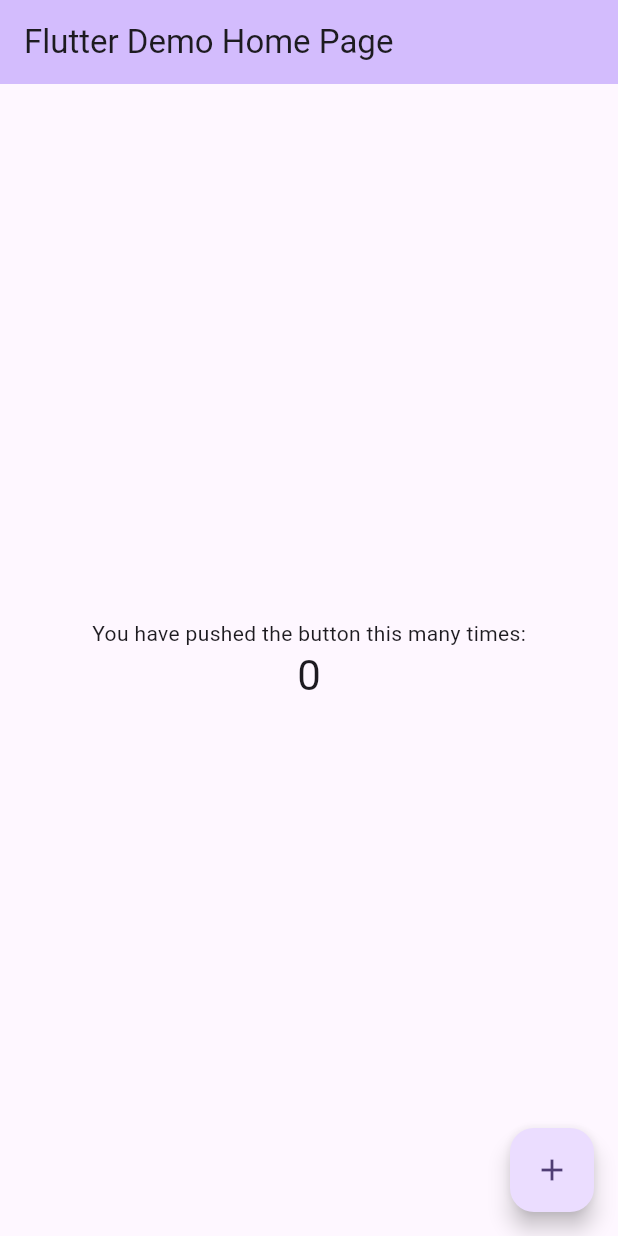
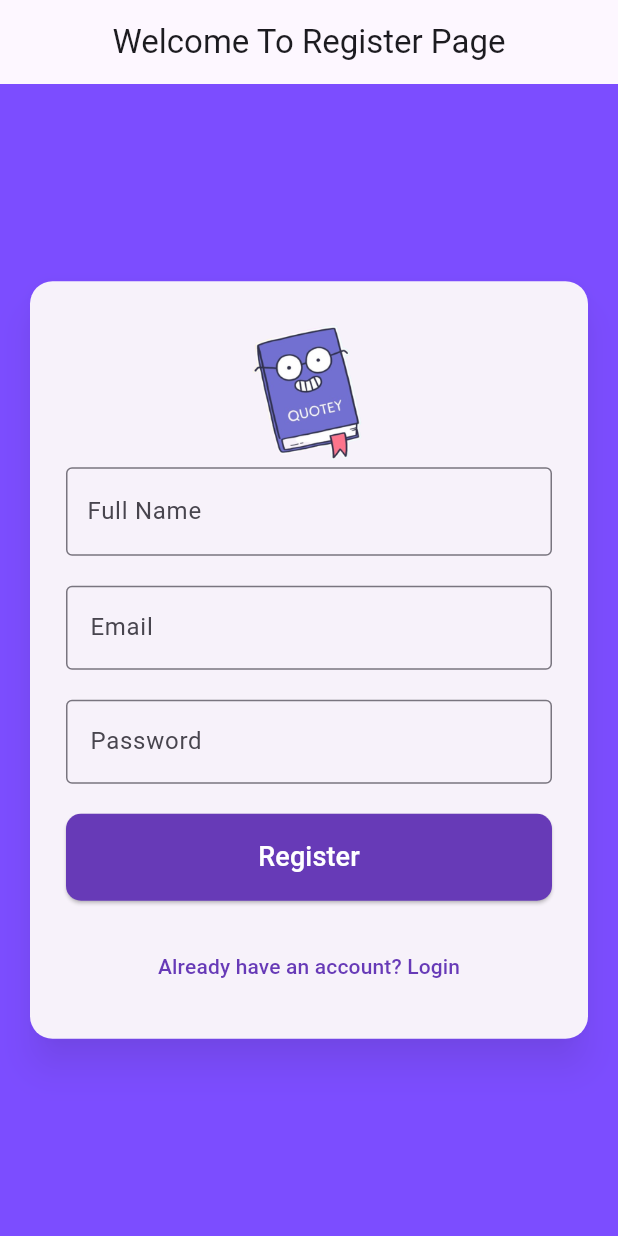
Before and after one commit to movindu477/PageTurner-App, a Flutter app: the screen it shows after launch, on a phone screen of 412 x 824 dp. Run offline on Flutter 3.47's test engine with Material 3 defaults, Android fonts, the phone set to English and light mode, and no system bars.

Commit message:
our new app on gihub

```diff
--- a/lib/main.dart
+++ b/lib/main.dart
@@ -1,4 +1,5 @@
 import 'package:flutter/material.dart';
+import 'registration_page.dart'; // Import the registration page
 
 void main() {
   runApp(const MyApp());
@@ -7,116 +8,54 @@ void main() {
 class MyApp extends StatelessWidget {
   const MyApp({super.key});
 
-  // This widget is the root of your application.
   @override
   Widget build(BuildContext context) {
     return MaterialApp(
-      title: 'Flutter Demo',
+      debugShowCheckedModeBanner: false,
+      title: 'Quotey',
       theme: ThemeData(
-        // This is the theme of your application.
-        //
-        // TRY THIS: Try running your application with "flutter run". You'll see
-        // the application has a purple toolbar. Then, without quitting the app,
-        // try changing the seedColor in the colorScheme below to Colors.green
-        // and then invoke "hot reload" (save your changes or press the "hot
-        // reload" button in a Flutter-supported IDE, or press "r" if you used
-        // the command line to start the app).
-        //
-        // Notice that the counter didn't reset back to zero; the application
-        // state is not lost during the reload. To reset the state, use hot
-        // restart instead.
-        //
-        // This works for code too, not just values: Most code changes can be
-        // tested with just a hot reload.
-        colorScheme: ColorScheme.fromSeed(seedColor: Colors.deepPurple),
+        colorScheme: ColorScheme.fromSeed(seedColor: Colors.deepPurpleAccent),
       ),
-      home: const MyHomePage(title: 'Flutter Demo Home Page'),
+      home: const SplashScreen(), // Start with the splash screen
     );
   }
 }
 
-class MyHomePage extends StatefulWidget {
-  const MyHomePage({super.key, required this.title});
-
-  // This widget is the home page of your application. It is stateful, meaning
-  // that it has a State object (defined below) that contains fields that affect
-  // how it looks.
-
-  // This class is the configuration for the state. It holds the values (in this
-  // case the title) provided by the parent (in this case the App widget) and
-  // used by the build method of the State. Fields in a Widget subclass are
-  // always marked "final".
-
-  final String title;
+/// Splash Screen with Logo
+class SplashScreen extends StatefulWidget {
+  const SplashScreen({super.key});
 
   @override
-  State<MyHomePage> createState() => _MyHomePageState();
+  _SplashScreenState createState() => _SplashScreenState();
 }
 
-class _MyHomePageState extends State<MyHomePage> {
-  int _counter = 0;
-
-  void _incrementCounter() {
-    setState(() {
-      // This call to setState tells the Flutter framework that something has
-      // changed in this State, which causes it to rerun the build method below
-      // so that the display can reflect the updated values. If we changed
-      // _counter without calling setState(), then the build method would not be
-      // called again, and so nothing would appear to happen.
-      _counter++;
+class _SplashScreenState extends State<SplashScreen> {
+  @override
+  void initState() {
+    super.initState();
+    // Navigate to the registration page after 3 seconds
+    Future.delayed(const Duration(seconds: 3), () {
+      Navigator.pushReplacement(
+        context,
+        MaterialPageRoute(builder: (context) => const RegistrationPage()),
+      );
     });
   }
 
-  @override
+@override
   Widget build(BuildContext context) {
-    // This method is rerun every time setState is called, for instance as done
-    // by the _incrementCounter method above.
-    //
-    // The Flutter framework has been optimized to make rerunning build methods
-    // fast, so that you can just rebuild anything that needs updating rather
-    // than having to individually change instances of widgets.
     return Scaffold(
-      appBar: AppBar(
-        // TRY THIS: Try changing the color here to a specific color (to
-        // Colors.amber, perhaps?) and trigger a hot reload to see the AppBar
-        // change color while the other colors stay the same.
-        backgroundColor: Theme.of(context).colorScheme.inversePrimary,
-        // Here we take the value from the MyHomePage object that was created by
-        // the App.build method, and use it to set our appbar title.
-        title: Text(widget.title),
-      ),
+      backgroundColor: Colors.deepPurple, // Background color of the splash screen
       body: Center(
-        // Center is a layout widget. It takes a single child and positions it
-        // in the middle of the parent.
-        child: Column(
-          // Column is also a layout widget. It takes a list of children and
-          // arranges them vertically. By default, it sizes itself to fit its
-          // children horizontally, and tries to be as tall as its parent.
-          //
-          // Column has various properties to control how it sizes itself and
-          // how it positions its children. Here we use mainAxisAlignment to
-          // center the children vertically; the main axis here is the vertical
-          // axis because Columns are vertical (the cross axis would be
-          // horizontal).
-          //
-          // TRY THIS: Invoke "debug painting" (choose the "Toggle Debug Paint"
-          // action in the IDE, or press "p" in the console), to see the
-          // wireframe for each widget.
-          mainAxisAlignment: MainAxisAlignment.center,
-          children: <Widget>[
-            const Text('You have pushed the button this many times:'),
-            Text(
-              '$_counter',
-              style: Theme.of(context).textTheme.headlineMedium,
-            ),
-          ],
+        child: ClipRRect(
+          borderRadius: BorderRadius.circular(10), // Adjust the radius as needed
+          child: Image.asset(
+            'assets/images/book.png', // Path to your image
+            width: 150, // Adjust the size as needed
+            height: 150,
+          ),
         ),
       ),
-      floatingActionButton: FloatingActionButton(
-        onPressed: _incrementCounter,
-        tooltip: 'Increment',
-        child: const Icon(Icons.add),
-      ), // This trailing comma makes auto-formatting nicer for build methods.
     );
   }
 }
--- /dev/null
+++ b/lib/registration_page.dart
@@ -0,0 +1,158 @@
+import 'package:flutter/material.dart';
+import 'login_page.dart'; // Import the LoginPage
+
+class RegistrationPage extends StatefulWidget {
+  const RegistrationPage({super.key});
+
+  @override
+  _RegistrationPageState createState() => _RegistrationPageState();
+}
+
+class _RegistrationPageState extends State<RegistrationPage> {
+  final _formKey = GlobalKey<FormState>();
+
+  String? _name;
+  String? _email;
+  String? _password;
+  final bool _isPasswordVisible = false; // For password visibility toggle
+
+  @override
+  Widget build(BuildContext context) {
+    return Scaffold(
+      backgroundColor: Colors.deepPurpleAccent,
+      appBar: AppBar(
+        iconTheme: IconThemeData(),
+        title: const Text("Welcome To Register Page"),
+        centerTitle: true,
+        leading: null,
+        automaticallyImplyLeading: false, // Center the title
+      ),
+      body: Center(
+        // Center the form on the screen
+        child: SingleChildScrollView(
+          // Make the form scrollable
+          child: Padding(
+            padding: const EdgeInsets.all(16.0),
+            child: Card(
+              elevation: 10, // Add shadow (higher value = larger shadow)
+              shadowColor: Colors.deepPurple.withOpacity(0.3), // Custom shadow color
+              shape: RoundedRectangleBorder(
+                borderRadius: BorderRadius.circular(15), // Rounded corners
+              ),
+              child: Padding(
+                padding: const EdgeInsets.all(24.0),
+                child: Form(
+                  key: _formKey,
+                  child: Column(
+                    mainAxisSize: MainAxisSize.min, // Minimize the column size
+                    children: [
+                      Image.asset(
+                        'assets/images/book.png',
+                        width: 100,
+                        height: 100,
+                      ),
+                      // Full Name Field
+                      TextFormField(
+                        decoration: const InputDecoration(
+                          labelText: "Full Name",
+                          border: OutlineInputBorder(),
+                          contentPadding: EdgeInsets.fromLTRB(10, 20, 15, 15) // gap
+                        ),
+                        validator: (value) {
+                          if (value == null || value.isEmpty) {
+                            return "Please enter your name";
+                          }
+                          return null;
+                        },
+                        onSaved: (value) => _name = value,
+                      ),
+                      const SizedBox(height: 20), // Added spacing
+
+                      // Email Field
+                      TextFormField(
+                        decoration: const InputDecoration(
+                          labelText: "Email",
+                          border: OutlineInputBorder(), // Added border
+                        ),
+                        keyboardType: TextInputType.emailAddress,
+                        validator: (value) {
+                          if (value == null || value.isEmpty || !value.contains("@")) {
+                            return "Enter a valid email";
+                          }
+                          return null;
+                        },
+                        onSaved: (value) => _email = value,
+                      ),
+                      const SizedBox(height: 20), // Added spacing
+
+                      // Password Field
+                      TextFormField(
+                        decoration: const InputDecoration(
+                          labelText: "Password",
+                          border: OutlineInputBorder(), // Added border
+                        ),
+                        obscureText: !_isPasswordVisible, // Toggle obscureText
+                        validator: (value) {
+                          if (value == null || value.length < 6) {
+                            return "Password must be at least 6 characters";
+                          }
+                          return null;
+                        },
+                        onSaved: (value) => _password = value,
+                      ),
+                      const SizedBox(height: 20), // Added spacing
+
+                      // Register Button
+                      SizedBox(
+                        width: double.infinity, // Full-width button
+                        child: ElevatedButton(
+                          onPressed: () {
+                            if (_formKey.currentState!.validate()) {
+                              _formKey.currentState!.save();
+                              // Optionally, navigate to another page after registration
+                              Future.delayed(const Duration(seconds: 2), () {
+                                Navigator.pop(context); // Go back to the previous screen
+                              });
+                            }
+                          },
+                          style: ElevatedButton.styleFrom(
+                            backgroundColor: Colors.deepPurple, // Button background color
+                            foregroundColor: Colors.white, // Text color
+                            padding: const EdgeInsets.symmetric(vertical: 16), // Button height
+                            shape: RoundedRectangleBorder(
+                              borderRadius: BorderRadius.circular(10), // Rounded corners
+                            ),
+                          ),
+                          child: const Text(
+                            "Register",
+                            style: TextStyle(fontSize: 18),
+                          ),
+                        ),
+                      ),
+                      const SizedBox(height: 20),
+
+                      // "Already have an account? Login" Text
+                      TextButton(
+                        onPressed: () {
+                          // Navigate to LoginPage
+                          Navigator.push(
+                            context,
+                            MaterialPageRoute(builder: (context) => const LoginPage()),
+                          );
+                        },
+                        child: const Text(
+                          "Already have an account? Login",
+                          style: TextStyle(color: Colors.deepPurple),
+                        ),
+                      ),
+                    ],
+                  ),
+                ),
+              ),
+            ),
+          ),
+        ),
+      ),
+    );
+  }
+}
```
Also changed, not shown: lib/dashboard_page.dart (added, +156 -0 lines), lib/login_page.dart (added, +126 -0 lines), pubspec.yaml (+22 -43 lines), pubspec.lock, 1 other file.
